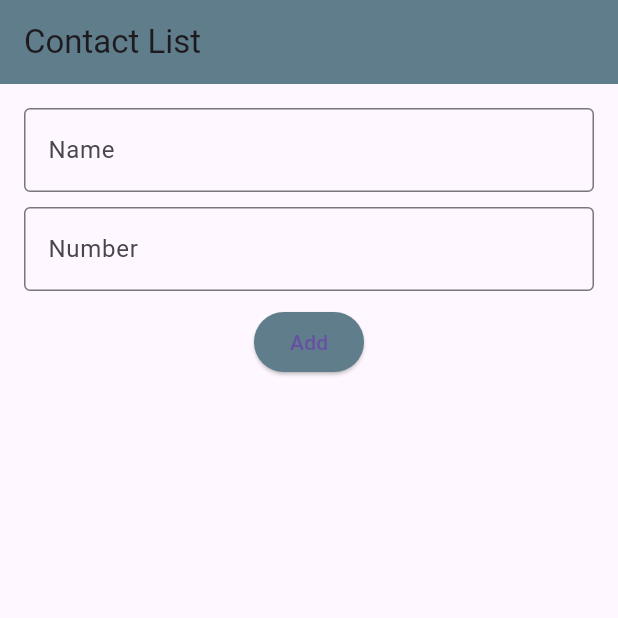
After one commit to ahammodsarif/module_ten, a Flutter app: the ContactListScreen screen opened directly, on a phone screen of 412 x 824 dp, the top half of it. The commit adds this screen. Run offline on Flutter 3.47's test engine with Material 3 defaults, Android fonts, the light colour scheme and no system bars.

Commit message:
second commit

```diff
--- /dev/null
+++ b/lib/assignment.dart
@@ -0,0 +1,129 @@
+import 'package:flutter/material.dart';
+
+void main() {
+  runApp(MyApp());
+}
+
+class MyApp extends StatelessWidget {
+  @override
+  Widget build(BuildContext context) {
+    return MaterialApp(
+      debugShowCheckedModeBanner: false,
+      home: ContactListScreen(),
+    );
+  }
+}
+
+class ContactListScreen extends StatefulWidget {
+  @override
+  _ContactListScreenState createState() => _ContactListScreenState();
+}
+
+class _ContactListScreenState extends State<ContactListScreen> {
+  final TextEditingController nameController = TextEditingController();
+  final TextEditingController numberController = TextEditingController();
+  final List<Map<String, String>> contacts = [];
+
+  void addContact() {
+    String name = nameController.text.trim();
+    String number = numberController.text.trim();
+
+    if (name.isNotEmpty && number.isNotEmpty) {
+      setState(() {
+        contacts.add({'name': name, 'number': number});
+      });
+      nameController.clear();
+      numberController.clear();
+    }
+  }
+
+  void deleteContact(int index) {
+    setState(() {
+      contacts.removeAt(index);
+    });
+  }
+
+  void showDeleteConfirmationDialog(int index) {
+    showDialog(
+      context: context,
+      builder: (context) => AlertDialog(
+        title: const Text('Confirmation'),
+        content: const Text('Are you sure you want to delete this contact?'),
+        actions: [
+          TextButton(
+            onPressed: () => Navigator.pop(context),
+            child: const Text('Cancel'),
+          ),
+          TextButton(
+            onPressed: () {
+              deleteContact(index);
+              Navigator.pop(context);
+            },
+            child: const Text('Delete', style: TextStyle(color: Colors.red)),
+          ),
+        ],
+      ),
+    );
+  }
+
+  @override
+  Widget build(BuildContext context) {
+    return Scaffold(
+      appBar: AppBar(
+        title: const Text('Contact List'),
+        backgroundColor: Colors.blueGrey,
+      ),
+      body: Padding(
+        padding: const EdgeInsets.all(16.0),
+        child: Column(
+          children: [
+            TextField(
+              controller: nameController,
+              decoration: const InputDecoration(
+                labelText: 'Name',
+                border: OutlineInputBorder(),
+              ),
+            ),
+            const SizedBox(height: 10),
+            TextField(
+              controller: numberController,
+              decoration: const InputDecoration(
+                labelText: 'Number',
+                border: OutlineInputBorder(),
+              ),
+              keyboardType: TextInputType.phone,
+            ),
+            const SizedBox(height: 10),
+            ElevatedButton(
+              onPressed: addContact,
+              style: ElevatedButton.styleFrom(backgroundColor: Colors.blueGrey),
+              child: const Text('Add'),
+            ),
+            const SizedBox(height: 20),
+            Expanded(
+              child: ListView.builder(
+                itemCount: contacts.length,
+                itemBuilder: (context, index) {
+                  return Card(
+                    child: ListTile(
+                      leading: const Icon(Icons.person),
+                      title: Text(contacts[index]['name']!),
+                      subtitle: Text(contacts[index]['number']!),
+                      trailing: IconButton(
+                        icon: const Icon(Icons.phone, color: Colors.blue),
+                        onPressed: () {
+                          // Add call functionality here if needed
+                        },
+                      ),
+                      onLongPress: () => showDeleteConfirmationDialog(index),
+                    ),
+                  );
+                },
+              ),
+            ),
+          ],
+        ),
+      ),
+    );
+  }
+}
```
Also changed, not shown: lib/main.dart (+5 -2 lines), 8 other files.
